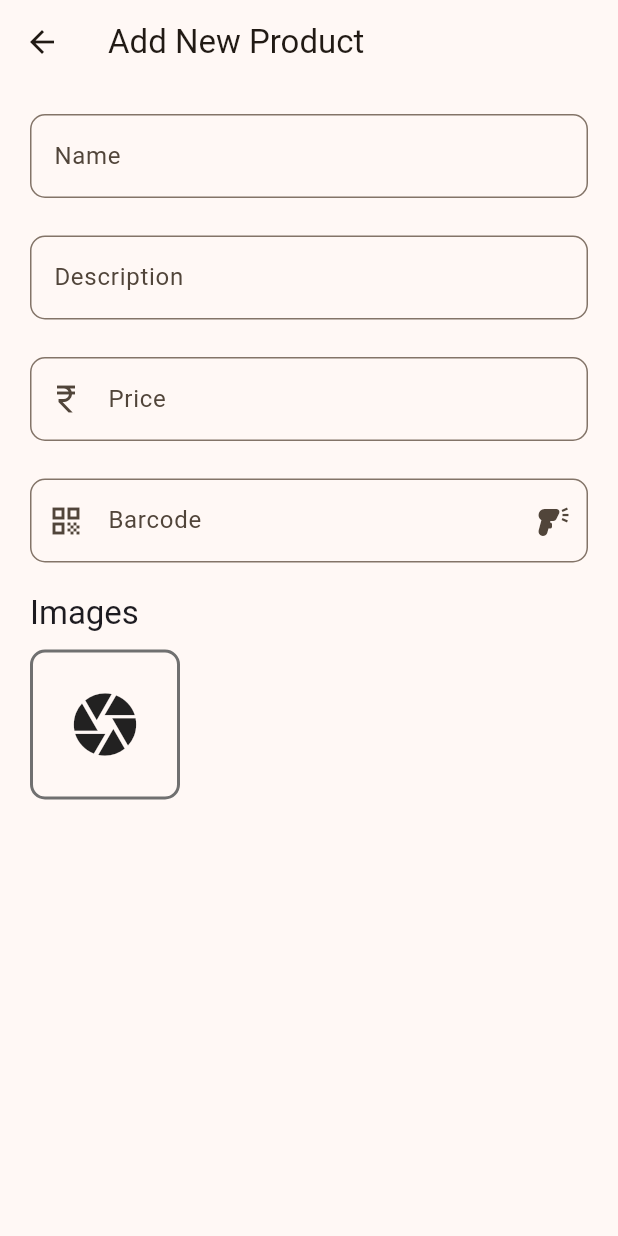
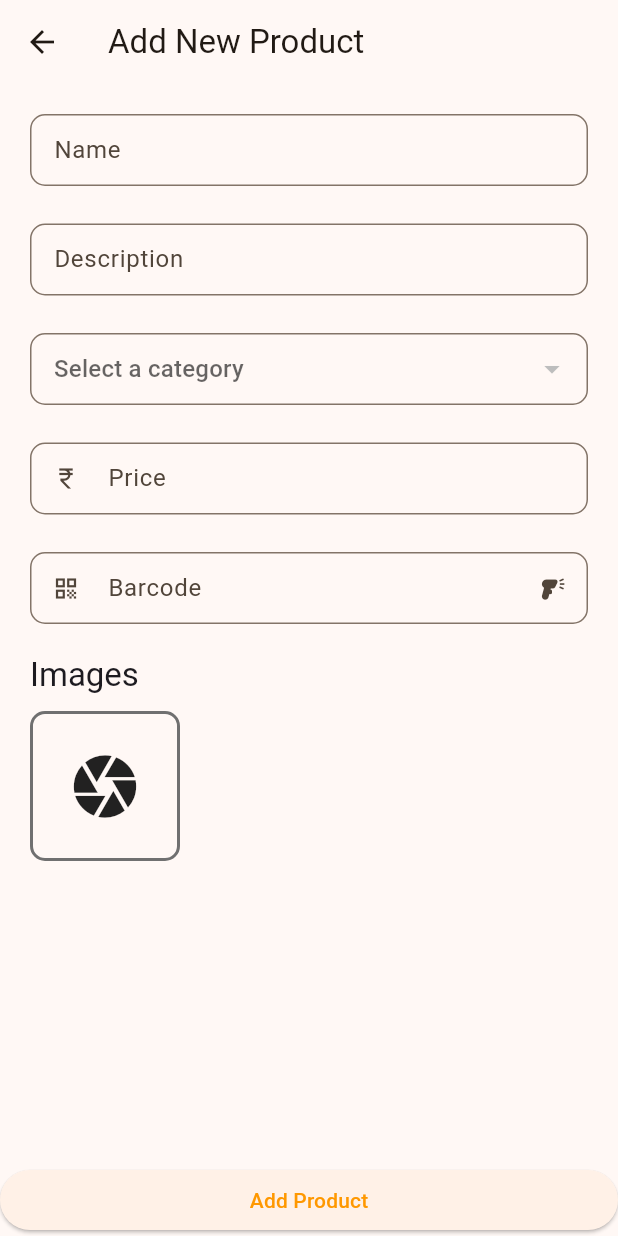
Before and after one commit to antonyaiwin/flutter_grocery_store_admin, a Flutter app: the AddProductScreen screen opened directly, on a phone screen of 412 x 824 dp. Run offline on Flutter 3.47's test engine with Material 3 defaults, Android fonts, the phone set to English and light mode, and no system bars; our stand-ins replace cached_network_image, cloud_firestore, email_validator, firebase_auth, firebase_core, firebase_storage and 3 more; missing offline and left inert: crop_your_image, flutter_barcode_scanner; accounts and stored records are empty; generated files the repository leaves out were written again; Roboto replaces fonts that are missing (Ubuntu).

```diff
--- a/lib/controller/add_product_screen_controller.dart
+++ b/lib/controller/add_product_screen_controller.dart
@@ -8,13 +8,18 @@ import 'package:flutter_grocery_store_admin/view/crop_image_screen/crop_image_sc
 import 'package:image_picker/image_picker.dart';
 
 class AddProductScreenController extends ChangeNotifier {
+  GlobalKey<FormState> formKey = GlobalKey();
   TextEditingController nameController = TextEditingController();
   TextEditingController descriptionController = TextEditingController();
   TextEditingController priceController = TextEditingController();
   TextEditingController barcodeController = TextEditingController();
+  String? selectedCategory;
+
   List<File> imagesList = [];
 
-  List<XFile> imagesList = [];
+  onCategorySelected(String? value) {
+    selectedCategory = value;
+  }
 
   Future<void> scanBarcode() async {
     String result = await FlutterBarcodeScanner.scanBarcode(
--- /dev/null
+++ b/lib/controller/firebase/firestore_controller.dart
@@ -0,0 +1,22 @@
+import 'package:cloud_firestore/cloud_firestore.dart';
+import 'package:flutter/material.dart';
+import 'package:flutter_grocery_store_admin/model/category_model.dart';
+
+class FireStoreController extends ChangeNotifier {
+  static const String _categoryCollectionName = 'categories';
+  var db = FirebaseFirestore.instance;
+  List<CategoryModel> categoryList = [];
+
+  FireStoreController() {
+    addCategoriesListener();
+  }
+
+  addCategoriesListener() {
+    db.collection(_categoryCollectionName).snapshots().listen((event) {
+      categoryList = event.docs
+          .map((e) => CategoryModel.fromQueryDocumentSnapshot(e))
+          .toList();
+      notifyListeners();
+    });
+  }
+}
--- a/lib/view/add_product_screen/add_product_screen.dart
+++ b/lib/view/add_product_screen/add_product_screen.dart
@@ -1,11 +1,11 @@
-import 'dart:io';
+import 'package:flutter/material.dart';
+import 'package:flutter/widgets.dart';
+import 'package:flutter_grocery_store_admin/controller/add_product_screen_controller.dart';
+import 'package:flutter_grocery_store_admin/controller/firebase/firestore_controller.dart';
+import 'package:flutter_grocery_store_admin/utils/global_widgets/my_network_image.dart';
+import 'package:provider/provider.dart';
 
-import 'package:flutter/material.dart';
-import 'package:flutter_barcode_scanner/flutter_barcode_scanner.dart';
-import 'package:flutter_grocery_store_admin/controller/add_product_screen_controller.dart';
-import 'package:flutter_grocery_store_admin/core/constants/color_constants.dart';
-import 'package:image_picker/image_picker.dart';
-import 'package:provider/provider.dart';
+import 'widgets/add_image_widget.dart';
 
 class AddProductScreen extends StatelessWidget {
   const AddProductScreen({super.key});
@@ -21,6 +21,7 @@ class AddProductScreen extends StatelessWidget {
       body: SingleChildScrollView(
         padding: const EdgeInsets.all(20),
         child: Form(
+          key: context.read<AddProductScreenController>().formKey,
           child: Column(
             crossAxisAlignment: CrossAxisAlignment.start,
             children: [
@@ -34,6 +35,38 @@ class AddProductScreen extends StatelessWidget {
                 minLines: 1,
                 maxLines: 10,
                 decoration: const InputDecoration(labelText: 'Description'),
+              ),
+              const SizedBox(height: 25),
+              DropdownButtonFormField<String>(
+                borderRadius: BorderRadius.circular(10),
+                hint: const Text('Select a category'),
+                value:
+                    context.read<AddProductScreenController>().selectedCategory,
+                items: context
+                    .read<FireStoreController>()
+                    .categoryList
+                    .map(
+                      (e) => DropdownMenuItem(
+                        value: e.id,
+                        child: Row(
+                          children: [
+                            MyNetworkImage(
+                              imageUrl: e.imageUrl ?? '',
+                              height: 50,
+                              width: 50,
+                            ),
+                            const SizedBox(width: 10),
+                            Text(e.name ?? '')
+                          ],
+                        ),
+                      ),
+                    )
+                    .toList(),
+                onChanged: (value) {
+                  context
+                      .read<AddProductScreenController>()
+                      .onCategorySelected(value);
+                },
               ),
               const SizedBox(height: 25),
               TextFormField(
@@ -73,75 +106,32 @@ class AddProductScreen extends StatelessWidget {
                     scrollDirection: Axis.horizontal,
                     itemBuilder: (context, index) => AddImageWidget(
                       onTap: () {
-                        value.pickImage();
+                        value.pickImage(context);
                       },
-                      imagePath: index == value.imagesList.length
+                      imageFile: index == value.imagesList.length
                           ? null
-                          : value.imagesList[index].path,
+                          : value.imagesList[index],
                     ),
                     separatorBuilder: (context, index) =>
                         const SizedBox(width: 10),
                     itemCount: provider.imagesList.length + 1,
                   ),
                 ),
-              )
+              ),
             ],
           ),
         ),
       ),
+      bottomNavigationBar: ElevatedButton(
+        onPressed: () {
+          if (context
+              .read<AddProductScreenController>()
+              .formKey
+              .currentState!
+              .validate()) {}
+        },
+        child: const Text('Add Product'),
+      ),
     );
   }
 }
-
-class AddImageWidget extends StatelessWidget {
-  const AddImageWidget({
-    super.key,
-    this.imagePath,
-    this.onTap,
-    this.borderRadius,
-  });
-  final String? imagePath;
-  final void Function()? onTap;
-  final BorderRadius? borderRadius;
-  @override
-  Widget build(BuildContext context) {
-    return InkWell(
-      onTap: onTap,
-      borderRadius: borderRadius ?? BorderRadius.circular(10),
-      child: Container(
-          clipBehavior: Clip.antiAlias,
-          height: 100,
-          width: 100,
-          decoration: BoxDecoration(
-            borderRadius: borderRadius ?? BorderRadius.circular(10),
-            image: imagePath != null
-                ? DecorationImage(image: FileImage(File(imagePath!)))
-                : null,
-            border: Border.all(
-              color: ColorConstants.hintColor,
-              width: 2,
-            ),
-          ),
-          child: imagePath == null
-              ? const Icon(
-                  Icons.camera,
-                  size: 50,
-                )
-              : Align(
-                  alignment: Alignment.bottomRight,
-                  child: IconButton.filled(
-                      constraints: BoxConstraints.loose(const Size.square(30)),
-                      padding: const EdgeInsets.all(5),
-                      iconSize: 18,
-                      onPressed: () {},
-                      icon: const Icon(
-                        Icons.delete,
-                      )),
-                ) /* Image.file(
-                File(imagePath!),
-                fit: BoxFit.cover,
-              ), */
-          ),
-    );
-  }
-}
--- /dev/null
+++ b/lib/view/add_product_screen/widgets/add_image_widget.dart
@@ -0,0 +1,68 @@
+import 'dart:io';
+
+import 'package:flutter/material.dart';
+
+import '../../../core/constants/color_constants.dart';
+
+class AddImageWidget extends StatelessWidget {
+  const AddImageWidget({
+    super.key,
+    this.imageFile,
+    this.onTap,
+    this.borderRadius,
+  });
+  final File? imageFile;
+  final void Function()? onTap;
+  final BorderRadius? borderRadius;
+  @override
+  Widget build(BuildContext context) {
+    return InkWell(
+      onTap: onTap,
+      borderRadius: borderRadius ?? BorderRadius.circular(10),
+      child: Container(
+          clipBehavior: Clip.antiAlias,
+          height: 100,
+          width: imageFile != null ? null : 100,
+          decoration: BoxDecoration(
+            borderRadius: borderRadius ?? BorderRadius.circular(10),
+            // image: imagePath != null
+            //     ? DecorationImage(image: FileImage(File(imagePath!)))
+            //     : null,
+            border: imageFile != null
+                ? null
+                : Border.all(
+                    color: ColorConstants.hintColor,
+                    width: 2,
+                  ),
+          ),
+          child: imageFile == null
+              ? const Icon(
+                  Icons.camera,
+                  size: 50,
+                )
+              : Stack(
+                  children: [
+                    Image.file(imageFile!),
+                    Positioned(
+                      bottom: -9,
+                      right: -9,
+                      child: IconButton.filled(
+                        constraints:
+                            BoxConstraints.tight(const Size.square(30)),
+                        padding: const EdgeInsets.all(5),
+                        iconSize: 18,
+                        onPressed: () {},
+                        icon: const Icon(
+                          Icons.delete,
+                        ),
+                      ),
+                    ),
+                  ],
+                ) /* Image.file(
+                File(imagePath!),
+                fit: BoxFit.cover,
+              ), */
+          ),
+    );
+  }
+}
```
Also changed, not shown: lib/core/data/dummy_db.dart (+61 -61 lines), lib/main.dart (+6 -1 lines), lib/model/category_model.dart (+15 -4 lines), lib/view/home_screen/home_screen.dart (+6 -1 lines), lib/view/home_screen/widgets/sliver_category_list_view.dart (+8 -3 lines).
